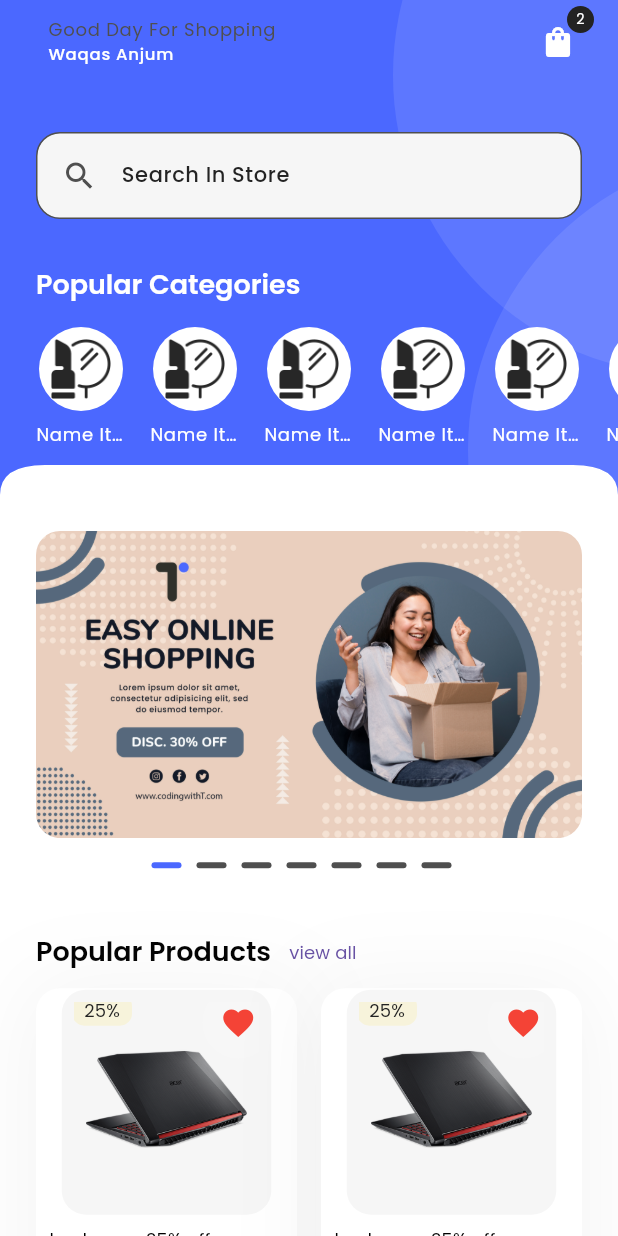
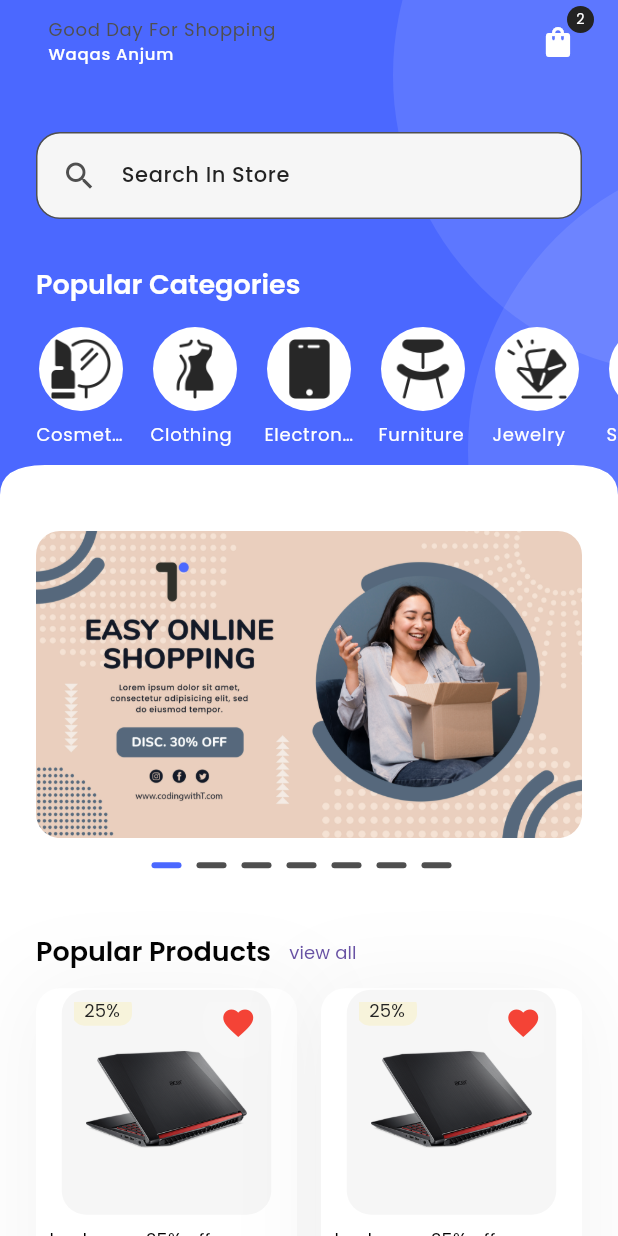
Before and after one commit to waqassanjum/E_Commerce_App, a Flutter app: the HomeScreen screen opened directly, on a phone screen of 412 x 824 dp. Run offline on Flutter 3.47's test engine with Material 3 defaults, Android fonts, the light colour scheme and no system bars; drawn by our look-alikes of carousel_slider; our stand-ins replace flutter_rating_bar, get, get_storage, logger, readmore, smooth_page_indicator; accounts and stored records are empty; Roboto replaces fonts that are missing (poppins).

Commit message:
Your commit message here

```diff
--- a/lib/common/widgets/brands/brand_card.dart
+++ b/lib/common/widgets/brands/brand_card.dart
@@ -43,7 +43,7 @@ class TBrandCard extends StatelessWidget {
             /// -- Icon
             Flexible(
               child: TCircularImage(
-                image: TImages.clothIcon,
+                image: TImages.nike8,
                 isNetworkImage: false,
                 backgroundColor: Colors.transparent,
                 overlayColor: isDark ? TColors.white : TColors.black,
@@ -60,7 +60,9 @@ class TBrandCard extends StatelessWidget {
                 crossAxisAlignment: CrossAxisAlignment.start,
                 children: [
                   TBrandTitleWithVerificationIcon(
-                      title: 'Nike', brandTextSize: TextSize.large),
+                    title: 'Nike',
+                    brandTextSize: TextSize.large,
+                  ),
                   Text(
                     ' 256 Products',
                     overflow: TextOverflow.ellipsis,
--- a/lib/common/widgets/image_text_widgets/vertical_image_text.dart
+++ b/lib/common/widgets/image_text_widgets/vertical_image_text.dart
@@ -20,6 +20,7 @@ class TVerticalImageText extends StatelessWidget {
   @override
   Widget build(BuildContext context) {
     final dark = THelperFunction.isDarkMode(context);
+
     return GestureDetector(
       onTap: onTap,
       child: Padding(
--- a/lib/common/widgets/products/product_card_vertical.dart
+++ b/lib/common/widgets/products/product_card_vertical.dart
@@ -14,7 +14,9 @@ import 'package:flutter/material.dart';
 import 'package:get/get.dart';
 
 class TProductCardVertical extends StatelessWidget {
-  const TProductCardVertical({super.key});
+  const TProductCardVertical({
+    super.key,
+  });
 
   @override
   Widget build(BuildContext context) {
--- a/lib/common/widgets/texts/t_brand_title_text_with_verification_icon.dart
+++ b/lib/common/widgets/texts/t_brand_title_text_with_verification_icon.dart
@@ -16,6 +16,7 @@ class TBrandTitleWithVerificationIcon extends StatelessWidget {
   });
 
   final String title;
+
   final int maxLines;
   final Color? textColor, iconColor;
   final TextAlign? textAlign;
--- a/lib/features/shop/screens/home/widgets/home_categories.dart
+++ b/lib/features/shop/screens/home/widgets/home_categories.dart
@@ -13,12 +13,34 @@ class THomeCategories extends StatelessWidget {
       height: 80,
       child: ListView.builder(
         shrinkWrap: true,
-        itemCount: 6,
+        itemCount: 9,
         scrollDirection: Axis.horizontal,
         itemBuilder: (_, index) {
+          final images = [
+            TImages.cosmeticsIcon,
+            TImages.clothIcon,
+            TImages.electronicIcon,
+            TImages.furnitureIcon,
+            TImages.jewelryIcon,
+            TImages.shoeIcon,
+            TImages.sportIcon,
+            TImages.toyIcon,
+            TImages.animalIcon,
+          ];
+          final title = [
+            'Cosmetics',
+            'Clothing',
+            'Electronic',
+            'Furniture',
+            'Jewelry',
+            'Shoe',
+            'Sport',
+            'Toy',
+            'Animal',
+          ];
           return TVerticalImageText(
-            image: TImages.cosmeticsIcon,
-            title: 'Name Items',
+            image: images[index],
+            title: title[index],
             onTap: () {},
           );
         },
--- a/lib/features/shop/screens/store/store.dart
+++ b/lib/features/shop/screens/store/store.dart
@@ -47,7 +47,7 @@ class StoreScreen extends StatelessWidget {
                       TSearchContainer(
                           text: 'Search In Store',
                           showBorder: true,
-                          showBackground: false,
+                          showBackground: true,
                           padding: EdgeInsets.zero),
                       SizedBox(height: TSizes.spaceBtwItems),
 
@@ -63,9 +63,9 @@ class StoreScreen extends StatelessWidget {
                         itemCount: 4,
                         mainAxisExtent: 80,
                         itemBuilder: (_, index) {
-                          return TBrandCard(showBorder: false);
+                          return TBrandCard(showBorder: true);
                         },
-                      )
+                      ),
                     ],
                   ),
                 ),
--- a/pubspec.yaml
+++ b/pubspec.yaml
@@ -25,6 +25,7 @@ dependencies:
   carousel_slider: ^5.0.0
   readmore: ^3.0.0
   flutter_rating_bar: ^4.0.1
+  form_validation: ^3.2.0
 
 
 dev_dependencies:
```
Also changed, not shown: lib/features/shop/screens/store/widgets/category_tab.dart (+5 -3 lines), pubspec.lock.
